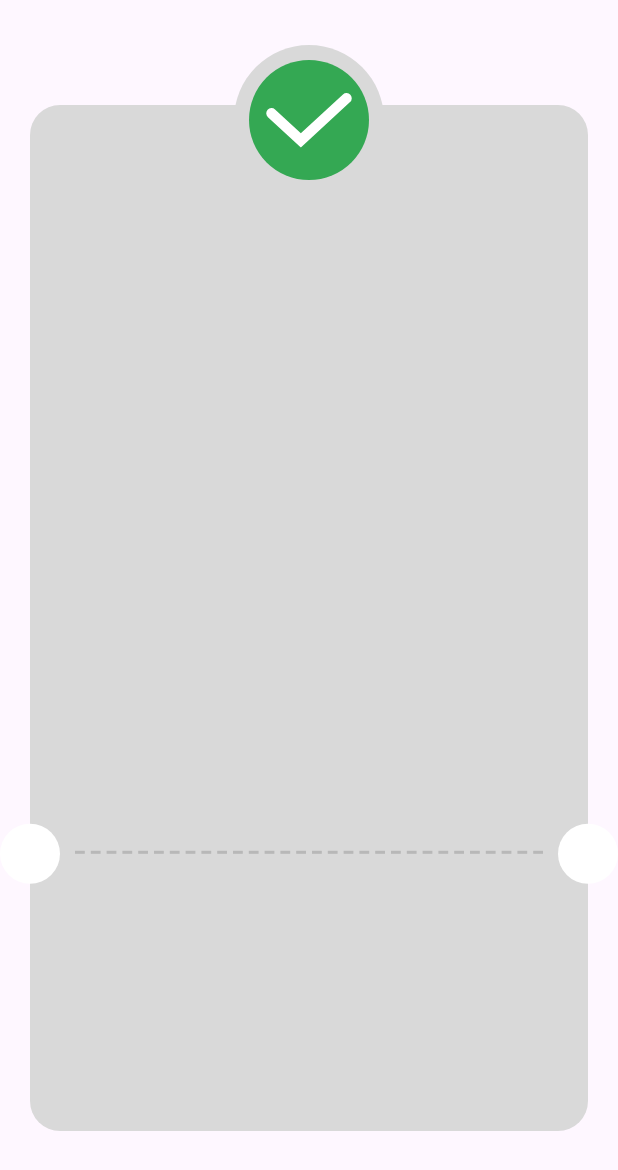
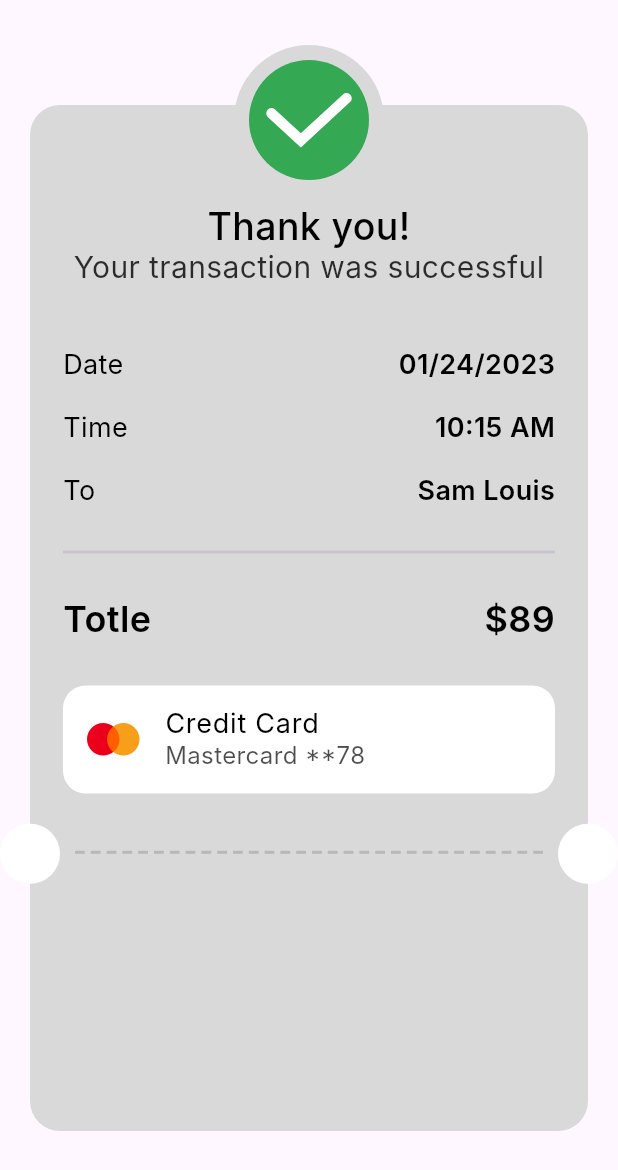
Before and after one commit to a7iiid/paymant-app, a Flutter app: the ThankYouView screen opened directly, on a phone screen of 412 x 824 dp. Shown: the top 1170 px of the screen. Run offline on Flutter 3.47's test engine with Material 3 defaults, Android fonts, the phone set to English and light mode, and no system bars; our stand-ins replace flutter_credit_card, flutter_svg; Roboto replaces fonts that are missing (Inter).

Commit message:
thank you pymant method info

```diff
--- a/lib/core/constants/images.dart
+++ b/lib/core/constants/images.dart
@@ -9,6 +9,10 @@ class Assets {
   /// assets/images/card.svg
   static const String imagesCard = "assets/images/card.svg";
 
+  /// Assets for imagesMastercard
+  /// assets/images/mastercard.svg
+  static const String imagesMastercard = "assets/images/mastercard.svg";
+
   /// Assets for imagesPaypal
   /// assets/images/paypal.svg
   static const String imagesPaypal = "assets/images/paypal.svg";
--- a/lib/core/utlis/appStyle.dart
+++ b/lib/core/utlis/appStyle.dart
@@ -37,4 +37,11 @@ class AppStyle {
     fontWeight: FontWeight.w600,
     height: 0,
   );
+  static TextStyle regler16 = TextStyle(
+    color: Colors.black.withOpacity(0.699999988079071),
+    fontSize: 16,
+    fontFamily: 'Inter',
+    fontWeight: FontWeight.w400,
+    height: 0,
+  );
 }
--- /dev/null
+++ b/lib/fetuers/presantation/widget/info_payment.dart
@@ -0,0 +1,43 @@
+import 'package:flutter/cupertino.dart';
+import 'package:flutter/material.dart';
+import 'package:flutter_svg/flutter_svg.dart';
+import 'package:payment/core/constants/images.dart';
+import 'package:payment/core/utlis/appStyle.dart';
+import 'package:payment/fetuers/presantation/widget/ordar_info.dart';
+import 'package:payment/fetuers/presantation/widget/totle_prise.dart';
+
+import 'paymant_method_info.dart';
+
+class infoPayment extends StatelessWidget {
+  const infoPayment({
+    super.key,
+  });
+
+  @override
+  Widget build(BuildContext context) {
+    return Padding(
+      padding: const EdgeInsets.only(top: 66.0, left: 22, right: 22),
+      child: Column(
+        children: [
+          Text('Thank you!',
+              textAlign: TextAlign.center, style: AppStyle.normal25),
+          Text('Your transaction was successful',
+              textAlign: TextAlign.center, style: AppStyle.regylar20),
+          const SizedBox(
+            height: 22,
+          ),
+          OrdarInfo(title: 'Date', data: '01/24/2023'),
+          OrdarInfo(title: 'Time', data: '10:15 AM'),
+          OrdarInfo(title: 'To', data: 'Sam Louis'),
+          const Divider(
+            thickness: 2,
+            height: 60,
+          ),
+          TotlePrise(title: 'Totle', value: r'$89'),
+          const SizedBox(height: 30),
+          paymantMethodInfo(),
+        ],
+      ),
+    );
+  }
+}
--- /dev/null
+++ b/lib/fetuers/presantation/widget/ordar_info.dart
@@ -0,0 +1,28 @@
+import 'package:flutter/cupertino.dart';
+import 'package:payment/core/utlis/appStyle.dart';
+
+class OrdarInfo extends StatelessWidget {
+  OrdarInfo({super.key, required this.data, required this.title});
+  final String title, data;
+  @override
+  Widget build(BuildContext context) {
+    return Padding(
+      padding: const EdgeInsets.only(
+        top: 20.0,
+      ),
+      child: Row(
+        mainAxisAlignment: MainAxisAlignment.spaceBetween,
+        children: [
+          Text(
+            title,
+            style: AppStyle.regylar18,
+          ),
+          Text(
+            data,
+            style: AppStyle.bolde18,
+          ),
+        ],
+      ),
+    );
+  }
+}
--- /dev/null
+++ b/lib/fetuers/presantation/widget/paymant_method_info.dart
@@ -0,0 +1,34 @@
+import 'package:flutter/cupertino.dart';
+import 'package:flutter/material.dart';
+import 'package:flutter_svg/flutter_svg.dart';
+import 'package:payment/core/constants/images.dart';
+import 'package:payment/core/utlis/appStyle.dart';
+
+class paymantMethodInfo extends StatelessWidget {
+  const paymantMethodInfo({
+    super.key,
+  });
+
+  @override
+  Widget build(BuildContext context) {
+    return Container(
+      decoration: ShapeDecoration(
+        color: Colors.white,
+        shape: RoundedRectangleBorder(
+          borderRadius: BorderRadius.circular(15),
+        ),
+      ),
+      child: ListTile(
+        title: Text(
+          'Credit Card',
+          style: AppStyle.regylar18,
+        ),
+        subtitle: Text(
+          'Mastercard **78 ',
+          style: AppStyle.regler16,
+        ),
+        leading: SvgPicture.asset(Assets.imagesMastercard),
+      ),
+    );
+  }
+}
--- a/lib/fetuers/presantation/widget/thank_you_view_body.dart
+++ b/lib/fetuers/presantation/widget/thank_you_view_body.dart
@@ -1,9 +1,14 @@
+import 'package:flutter/cupertino.dart';
 import 'package:flutter/material.dart';
 import 'package:flutter/widgets.dart';
 import 'package:flutter_svg/flutter_svg.dart';
 import 'package:payment/constants/assets.dart';
+import 'package:payment/core/utlis/appStyle.dart';
+import 'package:payment/fetuers/presantation/widget/totle_prise.dart';
 
 import 'dash_widget.dart';
+import 'info_payment.dart';
+import 'ordar_info.dart';
 
 class ThankYouViewBody extends StatelessWidget {
   const ThankYouViewBody({super.key});
@@ -54,7 +59,12 @@ class ThankYouViewBody extends StatelessWidget {
               ),
             ),
           ),
-          const DashWidget()
+          const DashWidget(),
+          const Positioned(
+            left: 0,
+            right: 0,
+            child: infoPayment(),
+          ),
         ],
       ),
     );
--- /dev/null
+++ b/lib/fetuers/presantation/widget/totle_prise.dart
@@ -0,0 +1,23 @@
+import 'package:flutter/cupertino.dart';
+import 'package:payment/core/utlis/appStyle.dart';
+
+class TotlePrise extends StatelessWidget {
+  TotlePrise({super.key, required this.title, required this.value});
+  final String title, value;
+  @override
+  Widget build(BuildContext context) {
+    return Row(
+      mainAxisAlignment: MainAxisAlignment.spaceBetween,
+      children: [
+        Text(
+          title,
+          style: AppStyle.bold24,
+        ),
+        Text(
+          value,
+          style: AppStyle.bold24,
+        ),
+      ],
+    );
+  }
+}
```
Also changed, not shown: assets/images/mastercard.svg (added).
